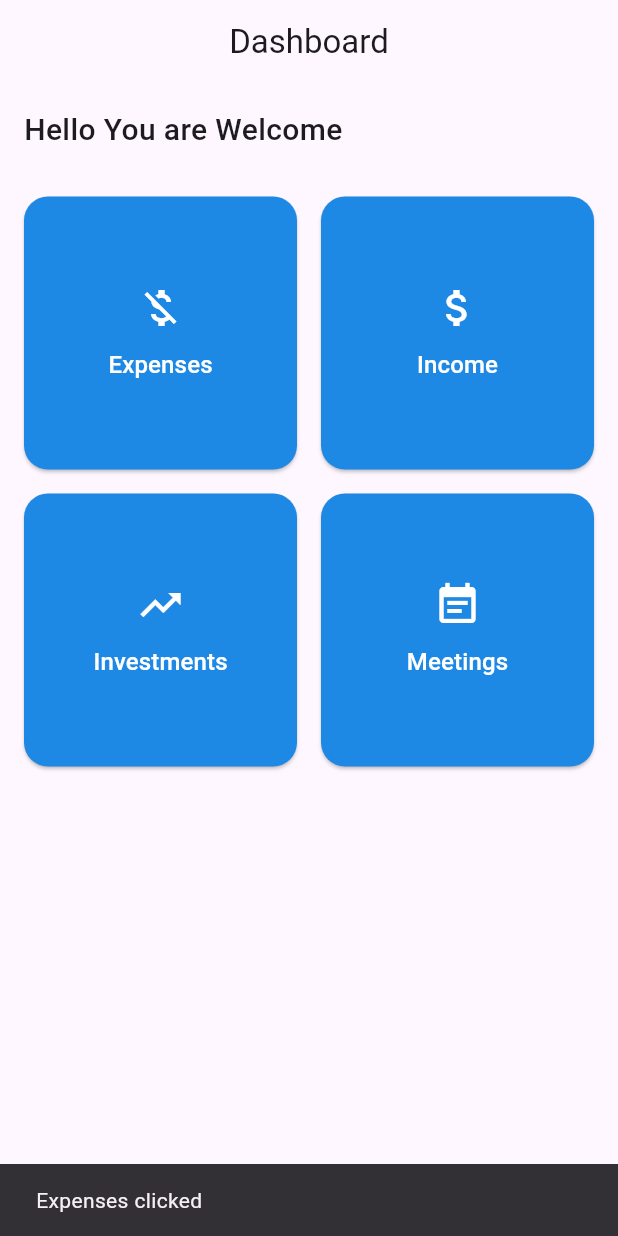
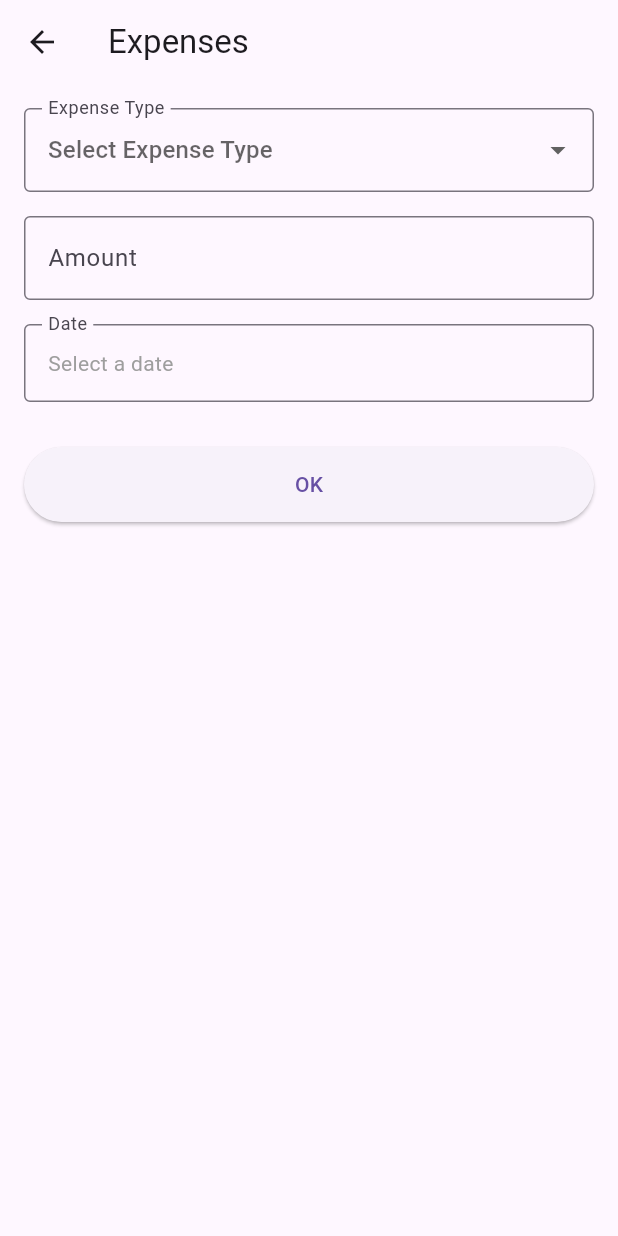
Before and after one commit to DuminduMalinga/first_project, a Flutter app: the DashboardScreen screen opened directly, after a tap on "Expenses", on a phone screen of 412 x 824 dp. Run offline on Flutter 3.47's test engine with Material 3 defaults, Android fonts, the phone set to English and light mode, and no system bars.

Commit message:
Add expense screen and navigation from dashboard
Introduced Expence_screen.dart with a form for adding expenses, including type, amount, and date selection. Updated Dashboard_screen.dart to navigate to the new expense screen instead of showing a snackbar when 'Expenses' is clicked.

```diff
--- a/lib/screens/Dashboard_screen.dart
+++ b/lib/screens/Dashboard_screen.dart
@@ -1,5 +1,6 @@
 import 'package:flutter/material.dart';
 import 'Income_screen.dart';
+import 'Expence_screen.dart';
 
 class DashboardScreen extends StatelessWidget {
   @override
@@ -24,10 +25,12 @@ class DashboardScreen extends StatelessWidget {
               physics: NeverScrollableScrollPhysics(),
               children: [
                 _buildDashboardButton(context, 'Expenses', Icons.money_off, () {
-                  ScaffoldMessenger.of(
+                  Navigator.push(
                     context,
-                  ).showSnackBar(SnackBar(content: Text('Expenses clicked')));
+                    MaterialPageRoute(builder: (_) => ExpenseScreen()),
+                  );
                 }),
+
                 _buildDashboardButton(
                   context,
                   'Income',
--- /dev/null
+++ b/lib/screens/Expence_screen.dart
@@ -0,0 +1,129 @@
+import 'package:flutter/material.dart';
+import 'package:intl/intl.dart';
+
+class ExpenseScreen extends StatefulWidget {
+  @override
+  _ExpenseScreenState createState() => _ExpenseScreenState();
+}
+
+class _ExpenseScreenState extends State<ExpenseScreen> {
+  final amountController = TextEditingController();
+  String? selectedExpenseType;
+  DateTime? selectedDate;
+
+  final List<String> expenseTypes = [
+    'Food',
+    'Travel',
+    'Educational',
+    'Insurance',
+  ];
+
+  void pickDate() async {
+    DateTime now = DateTime.now();
+    final DateTime? picked = await showDatePicker(
+      context: context,
+      initialDate: now,
+      firstDate: DateTime(now.year - 5),
+      lastDate: DateTime(now.year + 5),
+    );
+
+    if (picked != null) {
+      setState(() {
+        selectedDate = picked;
+      });
+    }
+  }
+
+  void saveExpense() {
+    if (selectedExpenseType == null ||
+        amountController.text.isEmpty ||
+        selectedDate == null) {
+      ScaffoldMessenger.of(
+        context,
+      ).showSnackBar(SnackBar(content: Text('Please fill all fields')));
+      return;
+    }
+
+    String formattedDate = DateFormat('yyyy-MM-dd').format(selectedDate!);
+
+    ScaffoldMessenger.of(context).showSnackBar(
+      SnackBar(
+        content: Text(
+          'Expense saved:\nType: $selectedExpenseType\nAmount: ${amountController.text}\nDate: $formattedDate',
+        ),
+      ),
+    );
+
+    // Clear fields
+    setState(() {
+      selectedExpenseType = null;
+      amountController.clear();
+      selectedDate = null;
+    });
+  }
+
+  @override
+  Widget build(BuildContext context) {
+    return Scaffold(
+      appBar: AppBar(title: Text('Expenses')),
+      body: Padding(
+        padding: const EdgeInsets.all(16.0),
+        child: Column(
+          children: [
+            DropdownButtonFormField<String>(
+              value: selectedExpenseType,
+              hint: Text('Select Expense Type'),
+              items: expenseTypes.map((type) {
+                return DropdownMenuItem(value: type, child: Text(type));
+              }).toList(),
+              onChanged: (value) {
+                setState(() {
+                  selectedExpenseType = value;
+                });
+              },
+              decoration: InputDecoration(
+                labelText: 'Expense Type',
+                border: OutlineInputBorder(),
+              ),
+            ),
+            SizedBox(height: 16),
+            TextField(
+              controller: amountController,
+              keyboardType: TextInputType.number,
+              decoration: InputDecoration(
+                labelText: 'Amount',
+                border: OutlineInputBorder(),
+              ),
+            ),
+            SizedBox(height: 16),
+            InkWell(
+              onTap: pickDate,
+              child: InputDecorator(
+                decoration: InputDecoration(
+                  labelText: 'Date',
+                  border: OutlineInputBorder(),
+                ),
+                child: Text(
+                  selectedDate != null
+                      ? DateFormat('yyyy-MM-dd').format(selectedDate!)
+                      : 'Select a date',
+                  style: TextStyle(
+                    color: selectedDate != null ? Colors.black : Colors.grey,
+                  ),
+                ),
+              ),
+            ),
+            SizedBox(height: 30),
+            ElevatedButton(
+              onPressed: saveExpense,
+              child: Text('OK'),
+              style: ElevatedButton.styleFrom(
+                minimumSize: Size(double.infinity, 50),
+              ),
+            ),
+          ],
+        ),
+      ),
+    );
+  }
+}
```
